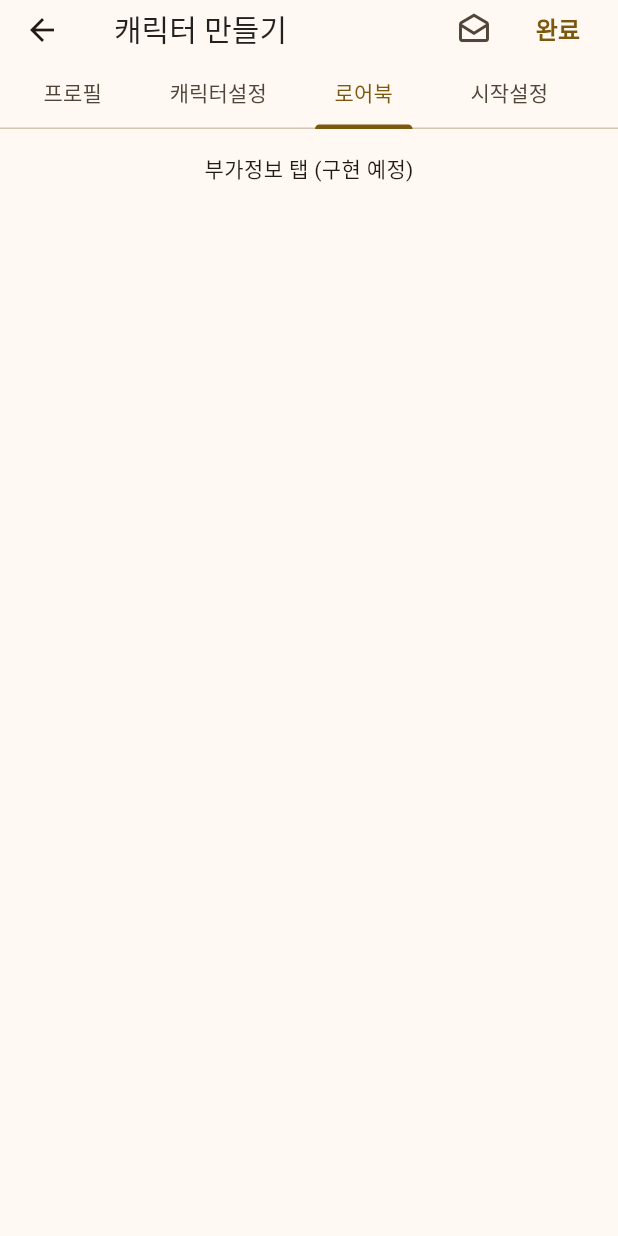
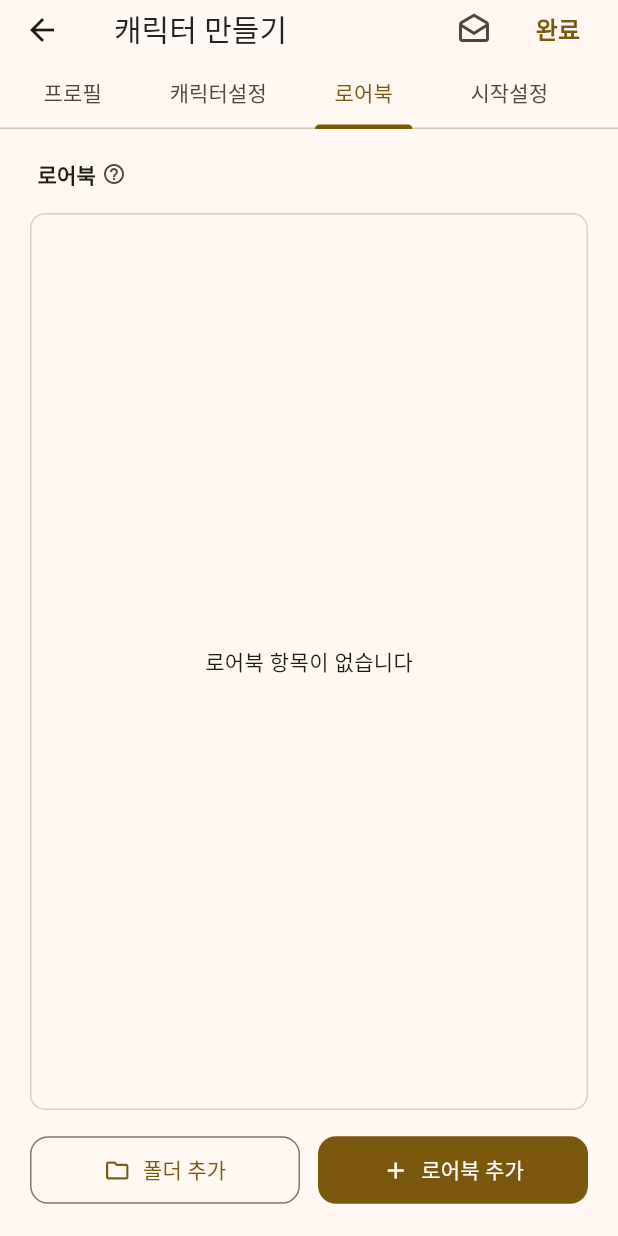
Before and after one commit to pudding-studio/flan, a Flutter app: the CharacterEditScreen screen opened directly, tab 3 chosen, on a phone screen of 412 x 824 dp. Run offline on Flutter 3.47's test engine with Material 3 defaults, Android fonts, the phone set to English and light mode, and no system bars.

Commit message:
feat(character): 로어북 탭 UI 구현
로어북 관리를 위한 탭 UI를 추가했습니다.
- '로어북' 라벨과 도움말 아이콘 추가
- 로어북 항목 표시 영역 구현 (현재 비어있는 상태)
- 하단에 '폴더 추가', '로어북 추가' 버튼 배치
- OutlinedButton과 FilledButton을 활용한 버튼 스타일링
- 버튼 간 동일한 너비 유지 (Expanded 사용)

🤖 Generated with [Claude Code](https://claude.com/claude-code)

Co-Authored-By: Claude Sonnet 4.5 <noreply@anthropic.com>

```diff
--- a/lib/screens/character_edit_screen.dart
+++ b/lib/screens/character_edit_screen.dart
@@ -277,13 +277,93 @@ class _CharacterEditScreenState extends State<CharacterEditScreen>
   }
 
   Widget _buildAdditionalInfoTab() {
-    return ListView(
-      padding: const EdgeInsets.all(UIConstants.spacing16),
-      children: const [
-        Center(
-          child: Text('부가정보 탭 (구현 예정)'),
-        ),
-      ],
+    return Padding(
+      padding: const EdgeInsets.all(UIConstants.spacing20),
+      child: Column(
+        crossAxisAlignment: CrossAxisAlignment.start,
+        children: [
+          Padding(
+            padding: const EdgeInsets.symmetric(horizontal: 5),
+            child: Row(
+              crossAxisAlignment: CrossAxisAlignment.center,
+              children: [
+                Text(
+                  '로어북',
+                  style: Theme.of(context).textTheme.titleSmall?.copyWith(
+                        fontWeight: FontWeight.w600,
+                      ),
+                ),
+                const SizedBox(width: 4),
+                GestureDetector(
+                  onTap: () {
+                    showDialog(
+                      context: context,
+                      builder: (context) => AlertDialog(
+                        content: const Text('캐릭터의 세계관과 관련된 정보를 로어북에 추가할 수 있습니다.'),
+                        actions: [
+                          TextButton(
+                            onPressed: () => Navigator.pop(context),
+                            child: const Text('확인'),
+                          ),
+                        ],
+                      ),
+                    );
+                  },
+                  child: Icon(
+                    Icons.help_outline,
+                    size: 16,
+                    color: Theme.of(context).colorScheme.onSurfaceVariant,
+                  ),
+                ),
+              ],
+            ),
+          ),
+          const SizedBox(height: 16),
+          Expanded(
+            child: Container(
+              decoration: BoxDecoration(
+                border: Border.all(
+                  color: Theme.of(context).colorScheme.outline.withOpacity(0.3),
+                ),
+                borderRadius: BorderRadius.circular(10),
+              ),
+              child: const Center(
+                child: Text('로어북 항목이 없습니다'),
+              ),
+            ),
+          ),
+          const SizedBox(height: 16),
+          Row(
+            children: [
+              Expanded(
+                child: OutlinedButton.icon(
+                  onPressed: () {
+                    // TODO: 폴더 추가 기능 구현
+                  },
+                  icon: const Icon(Icons.folder_outlined),
+                  label: const Text('폴더 추가'),
+                  style: OutlinedButton.styleFrom(
+                    padding: const EdgeInsets.symmetric(vertical: 12),
+                  ),
+                ),
+              ),
+              const SizedBox(width: 12),
+              Expanded(
+                child: FilledButton.icon(
+                  onPressed: () {
+                    // TODO: 로어북 추가 기능 구현
+                  },
+                  icon: const Icon(Icons.add),
+                  label: const Text('로어북 추가'),
+                  style: FilledButton.styleFrom(
+                    padding: const EdgeInsets.symmetric(vertical: 12),
+                  ),
+                ),
+              ),
+            ],
+          ),
+        ],
+      ),
     );
   }
 
```
